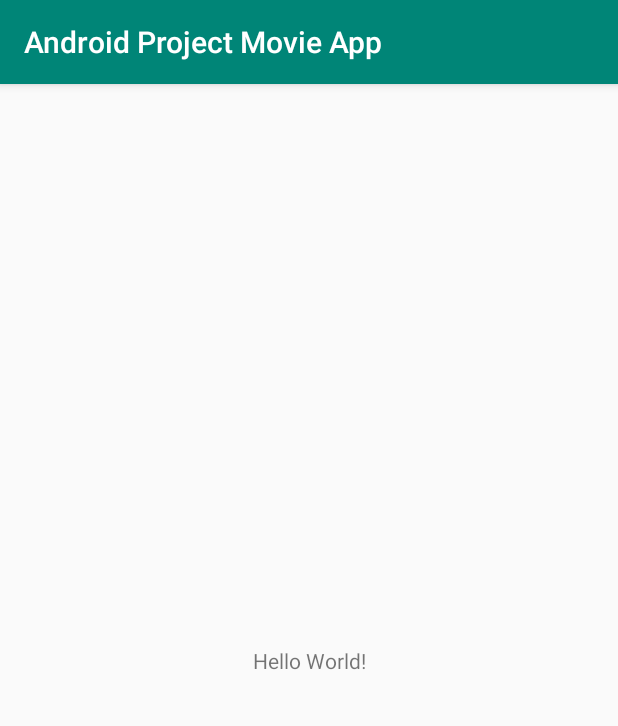
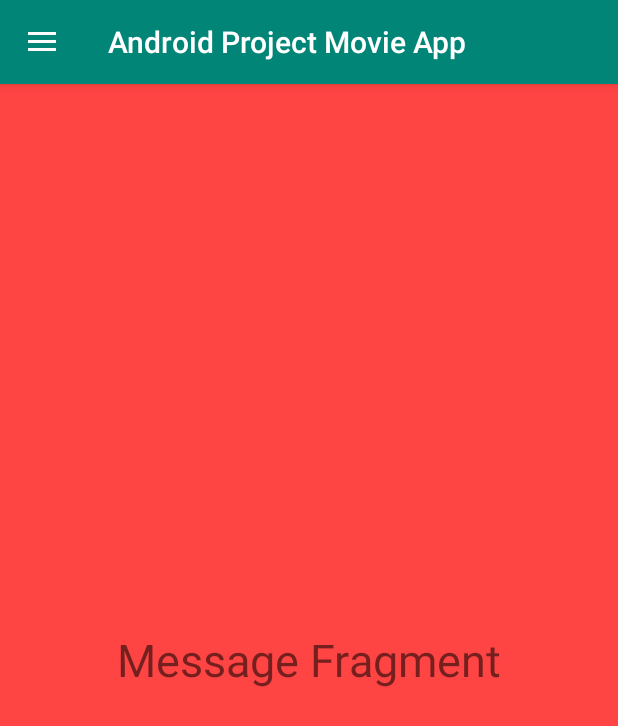
Before and after one commit to vishi1996/MovieApp, an Android app: the screen it shows after launch (MainActivity), on a phone screen of 412 x 824 dp. Shown: the top 726 px of the screen. Run offline under Robolectric (Android 15) with nearby library versions, the phone set to English and light mode, and no system bars.

Commit message:
Navigation Drawer with fragments

```diff
--- a/app/build.gradle
+++ b/app/build.gradle
@@ -21,6 +21,7 @@ android {
 dependencies {
     implementation fileTree(dir: 'libs', include: ['*.jar'])
     implementation 'com.android.support:appcompat-v7:28.0.0'
+    implementation 'com.android.support:design:28.0.0'
     implementation 'com.android.support.constraint:constraint-layout:1.1.3'
     testImplementation 'junit:junit:4.12'
     androidTestImplementation 'com.android.support.test:runner:1.0.2'
--- a/app/src/main/AndroidManifest.xml
+++ b/app/src/main/AndroidManifest.xml
@@ -9,7 +9,8 @@
         android:roundIcon="@mipmap/ic_launcher_round"
         android:supportsRtl="true"
         android:theme="@style/AppTheme">
-        <activity android:name=".MainActivity">
+        <activity android:name=".MainActivity"
+            android:theme="@style/AppTheme.NoActionBar">
             <intent-filter>
                 <action android:name="android.intent.action.MAIN" />
 
--- a/app/src/main/java/com/example/androidprojectmovieapp/MainActivity.java
+++ b/app/src/main/java/com/example/androidprojectmovieapp/MainActivity.java
@@ -1,13 +1,78 @@
 package com.example.androidprojectmovieapp;
 
+import android.support.annotation.NonNull;
+import android.support.design.widget.NavigationView;
+import android.support.v4.view.GravityCompat;
+import android.support.v4.widget.DrawerLayout;
+import android.support.v7.app.ActionBarDrawerToggle;
 import android.support.v7.app.AppCompatActivity;
 import android.os.Bundle;
+import android.support.v7.widget.Toolbar;
+import android.view.MenuItem;
+import android.widget.Toast;
 
-public class MainActivity extends AppCompatActivity {
+public class MainActivity extends AppCompatActivity implements NavigationView.OnNavigationItemSelectedListener {
+
+    private DrawerLayout drawer;
 
     @Override
     protected void onCreate(Bundle savedInstanceState) {
         super.onCreate(savedInstanceState);
         setContentView(R.layout.activity_main);
+
+        Toolbar toolbar = findViewById(R.id.toolbar);
+        setSupportActionBar(toolbar);
+
+        drawer = findViewById(R.id.drawer_layout);
+        NavigationView navigationView = findViewById(R.id.nav_view);
+        navigationView.setNavigationItemSelectedListener(this);
+
+        ActionBarDrawerToggle toggle = new ActionBarDrawerToggle(this, drawer, toolbar, R.string.navigation_drawer_open, R.string.navigation_drawer_close);
+        drawer.addDrawerListener(toggle);
+        toggle.syncState();
+
+        if (savedInstanceState == null) {
+            getSupportFragmentManager().beginTransaction().replace(R.id.fragment_container, new MessageFragment()).commit();
+            navigationView.setCheckedItem(R.id.nav_message);
+        }
+    }
+
+    @Override
+    public boolean onNavigationItemSelected(@NonNull MenuItem menuItem) {
+        switch (menuItem.getItemId()) {
+            case R.id.nav_message:
+                getSupportFragmentManager().beginTransaction().replace(R.id.fragment_container, new MessageFragment()).commit();
+                break;
+
+            case R.id.nav_chat:
+                getSupportFragmentManager().beginTransaction().replace(R.id.fragment_container, new ChatFragment()).commit();
+                break;
+
+            case R.id.nav_profile:
+                getSupportFragmentManager().beginTransaction().replace(R.id.fragment_container, new ProfileFragment()).commit();
+                break;
+
+            case R.id.nav_share:
+                Toast.makeText(this, "Share", Toast.LENGTH_SHORT).show();
+                break;
+
+            case R.id.nav_send:
+                Toast.makeText(this, "Send", Toast.LENGTH_SHORT).show();
+                break;
+
+        }
+
+        drawer.closeDrawer(GravityCompat.START);
+
+        return true;
+    }
+
+    @Override
+    public void onBackPressed() {
+        if (drawer.isDrawerOpen(GravityCompat.START)) {
+            drawer.closeDrawer(GravityCompat.START);
+        } else {
+            super.onBackPressed();
+        }
     }
 }
--- /dev/null
+++ b/app/src/main/java/com/example/androidprojectmovieapp/MessageFragment.java
@@ -0,0 +1,18 @@
+package com.example.androidprojectmovieapp;
+
+import android.os.Bundle;
+import android.support.annotation.NonNull;
+import android.support.annotation.Nullable;
+import android.support.v4.app.Fragment;
+import android.view.LayoutInflater;
+import android.view.View;
+import android.view.ViewGroup;
+
+public class MessageFragment extends Fragment {
+
+    @Nullable
+    @Override
+    public View onCreateView(@NonNull LayoutInflater inflater, @Nullable ViewGroup container, @Nullable Bundle savedInstanceState) {
+        return inflater.inflate(R.layout.fragment_message, container, false);
+    }
+}
--- /dev/null
+++ b/app/src/main/res/drawable/ic_chat.xml
@@ -0,0 +1,9 @@
+<vector xmlns:android="http://schemas.android.com/apk/res/android"
+        android:width="24dp"
+        android:height="24dp"
+        android:viewportWidth="24.0"
+        android:viewportHeight="24.0">
+    <path
+        android:fillColor="#FF000000"
+        android:pathData="M20,2H4c-1.1,0 -2,0.9 -2,2v18l4,-4h14c1.1,0 2,-0.9 2,-2V4c0,-1.1 -0.9,-2 -2,-2z"/>
+</vector>
--- /dev/null
+++ b/app/src/main/res/drawable/ic_message.xml
@@ -0,0 +1,9 @@
+<vector xmlns:android="http://schemas.android.com/apk/res/android"
+        android:width="24dp"
+        android:height="24dp"
+        android:viewportWidth="24.0"
+        android:viewportHeight="24.0">
+    <path
+        android:fillColor="#FF000000"
+        android:pathData="M20,4L4,4c-1.1,0 -1.99,0.9 -1.99,2L2,18c0,1.1 0.9,2 2,2h16c1.1,0 2,-0.9 2,-2L22,6c0,-1.1 -0.9,-2 -2,-2zM20,8l-8,5 -8,-5L4,6l8,5 8,-5v2z"/>
+</vector>
--- /dev/null
+++ b/app/src/main/res/drawable/ic_profile.xml
@@ -0,0 +1,9 @@
+<vector xmlns:android="http://schemas.android.com/apk/res/android"
+        android:width="24dp"
+        android:height="24dp"
+        android:viewportWidth="24.0"
+        android:viewportHeight="24.0">
+    <path
+        android:fillColor="#FF000000"
+        android:pathData="M12,12c2.21,0 4,-1.79 4,-4s-1.79,-4 -4,-4 -4,1.79 -4,4 1.79,4 4,4zM12,14c-2.67,0 -8,1.34 -8,4v2h16v-2c0,-2.66 -5.33,-4 -8,-4z"/>
+</vector>
--- /dev/null
+++ b/app/src/main/res/drawable/ic_send.xml
@@ -0,0 +1,9 @@
+<vector xmlns:android="http://schemas.android.com/apk/res/android"
+        android:width="24dp"
+        android:height="24dp"
+        android:viewportWidth="24.0"
+        android:viewportHeight="24.0">
+    <path
+        android:fillColor="#FF000000"
+        android:pathData="M2.01,21L23,12 2.01,3 2,10l15,2 -15,2z"/>
+</vector>
--- /dev/null
+++ b/app/src/main/res/drawable/ic_share.xml
@@ -0,0 +1,9 @@
+<vector xmlns:android="http://schemas.android.com/apk/res/android"
+        android:width="24dp"
+        android:height="24dp"
+        android:viewportWidth="24.0"
+        android:viewportHeight="24.0">
+    <path
+        android:fillColor="#FF000000"
+        android:pathData="M18,16.08c-0.76,0 -1.44,0.3 -1.96,0.77L8.91,12.7c0.05,-0.23 0.09,-0.46 0.09,-0.7s-0.04,-0.47 -0.09,-0.7l7.05,-4.11c0.54,0.5 1.25,0.81 2.04,0.81 1.66,0 3,-1.34 3,-3s-1.34,-3 -3,-3 -3,1.34 -3,3c0,0.24 0.04,0.47 0.09,0.7L8.04,9.81C7.5,9.31 6.79,9 6,9c-1.66,0 -3,1.34 -3,3s1.34,3 3,3c0.79,0 1.5,-0.31 2.04,-0.81l7.12,4.16c-0.05,0.21 -0.08,0.43 -0.08,0.65 0,1.61 1.31,2.92 2.92,2.92 1.61,0 2.92,-1.31 2.92,-2.92s-1.31,-2.92 -2.92,-2.92z"/>
+</vector>
--- a/app/src/main/res/layout/activity_main.xml
+++ b/app/src/main/res/layout/activity_main.xml
@@ -1,18 +1,41 @@
 <?xml version="1.0" encoding="utf-8"?>
-<android.support.constraint.ConstraintLayout xmlns:android="http://schemas.android.com/apk/res/android"
+<android.support.v4.widget.DrawerLayout xmlns:android="http://schemas.android.com/apk/res/android"
     xmlns:app="http://schemas.android.com/apk/res-auto"
     xmlns:tools="http://schemas.android.com/tools"
+    android:id="@+id/drawer_layout"
     android:layout_width="match_parent"
     android:layout_height="match_parent"
-    tools:context=".MainActivity">
+    android:fitsSystemWindows="true"
+    tools:context="com.example.androidprojectmovieapp.MainActivity"
+    tools:openDrawer="start">
 
-    <TextView
+    <LinearLayout
+        android:layout_width="match_parent"
+        android:layout_height="match_parent"
+        android:orientation="vertical">
+
+        <android.support.v7.widget.Toolbar
+            android:id="@+id/toolbar"
+            android:layout_width="match_parent"
+            android:layout_height="?attr/actionBarSize"
+            android:background="@color/colorPrimary"
+            android:elevation="4dp"
+            android:theme="@style/ThemeOverlay.AppCompat.Dark.ActionBar"
+            app:popupTheme="@style/ThemeOverlay.AppCompat.Light" />
+
+        <FrameLayout
+            android:id="@+id/fragment_container"
+            android:layout_width="match_parent"
+            android:layout_height="match_parent" />
+
+    </LinearLayout>
+
+    <android.support.design.widget.NavigationView
+        android:id="@+id/nav_view"
         android:layout_width="wrap_content"
-        android:layout_height="wrap_content"
-        android:text="Hello World!"
-        app:layout_constraintBottom_toBottomOf="parent"
-        app:layout_constraintLeft_toLeftOf="parent"
-        app:layout_constraintRight_toRightOf="parent"
-        app:layout_constraintTop_toTopOf="parent" />
+        android:layout_height="match_parent"
+        android:layout_gravity="start"
+        app:headerLayout="@layout/nav_header"
+        app:menu="@menu/draw_menu" />
 
-</android.support.constraint.ConstraintLayout>
+</android.support.v4.widget.DrawerLayout>
--- /dev/null
+++ b/app/src/main/res/layout/fragment_message.xml
@@ -0,0 +1,15 @@
+<?xml version="1.0" encoding="utf-8"?>
+<RelativeLayout xmlns:android="http://schemas.android.com/apk/res/android"
+    android:layout_width="match_parent"
+    android:layout_height="match_parent"
+    android:background="@android:color/holo_red_light">
+
+<TextView
+    android:layout_width="wrap_content"
+    android:layout_height="wrap_content"
+    android:text="Message Fragment"
+    android:textSize="30sp"
+    android:layout_centerInParent="true"/>
+
+
+</RelativeLayout>
--- /dev/null
+++ b/app/src/main/res/menu/draw_menu.xml
@@ -0,0 +1,34 @@
+<?xml version="1.0" encoding="utf-8"?>
+<menu xmlns:android="http://schemas.android.com/apk/res/android"
+    xmlns:tools="http://schemas.android.com/tools"
+    tools:showIn="navigation_view"
+    xmlns:app="http://schemas.android.com/apk/res-auto">
+    <group android:checkableBehavior="single">
+        <item
+            android:id="@+id/nav_message"
+            android:icon="@drawable/ic_message"
+            android:title="Message" />
+        <item
+            android:id="@+id/nav_chat"
+            android:icon="@drawable/ic_chat"
+            android:title="Chat" />
+        <item
+            android:id="@+id/nav_profile"
+            android:icon="@drawable/ic_profile"
+            android:title="Profile" />
+    </group>
+
+    <item android:title="Communicate">
+        <menu>
+            <item
+                android:id="@+id/nav_share"
+                android:icon="@drawable/ic_share"
+                android:title="Share" />
+            <item
+                android:id="@+id/nav_send"
+                android:icon="@drawable/ic_send"
+                android:title="Send" />
+        </menu>
+    </item>
+
+</menu>
--- /dev/null
+++ b/app/src/main/res/values-v21/styles.xml
@@ -0,0 +1,10 @@
+<?xml version="1.0" encoding="utf-8"?>
+<resources>
+
+    <style name="AppTheme.NoActionBar">
+        <item name="windowActionBar">false</item>
+        <item name="windowNoTitle">true</item>
+        <item name="android:statusBarColor">@android:color/transparent</item>
+    </style>
+
+</resources>
--- a/app/src/main/res/values/strings.xml
+++ b/app/src/main/res/values/strings.xml
@@ -1,3 +1,6 @@
 <resources>
     <string name="app_name">Android Project Movie App</string>
+    <string name="navigation_drawer_open">Open navigation drawer</string>
+    <string name="navigation_drawer_close">Close navigation drawer</string>
+
 </resources>
--- a/app/src/main/res/values/styles.xml
+++ b/app/src/main/res/values/styles.xml
@@ -8,4 +8,9 @@
         <item name="colorAccent">@color/colorAccent</item>
     </style>
 
+    <style name="AppTheme.NoActionBar">
+        <item name="windowActionBar">false</item>
+        <item name="windowNoTitle">true</item>
+    </style>
+
 </resources>
```
Also changed, not shown: app/src/main/java/com/example/androidprojectmovieapp/ChatFragment.java (added, +18 -0 lines), app/src/main/java/com/example/androidprojectmovieapp/ProfileFragment.java (added, +18 -0 lines), app/src/main/res/layout/fragment_chat.xml (added, +15 -0 lines), app/src/main/res/layout/fragment_profile.xml (added, +15 -0 lines), app/src/main/res/layout/nav_header.xml (added, +28 -0 lines).
